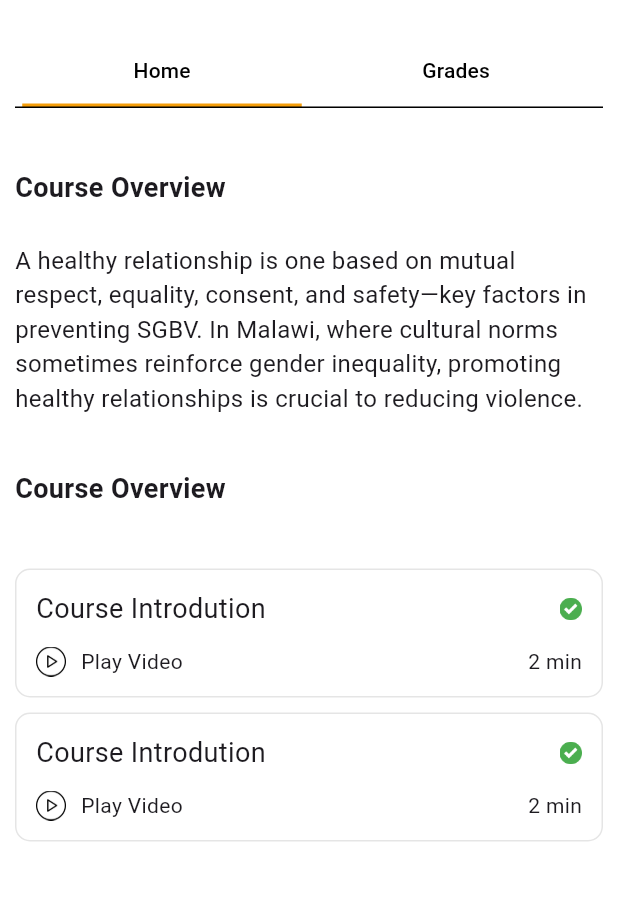
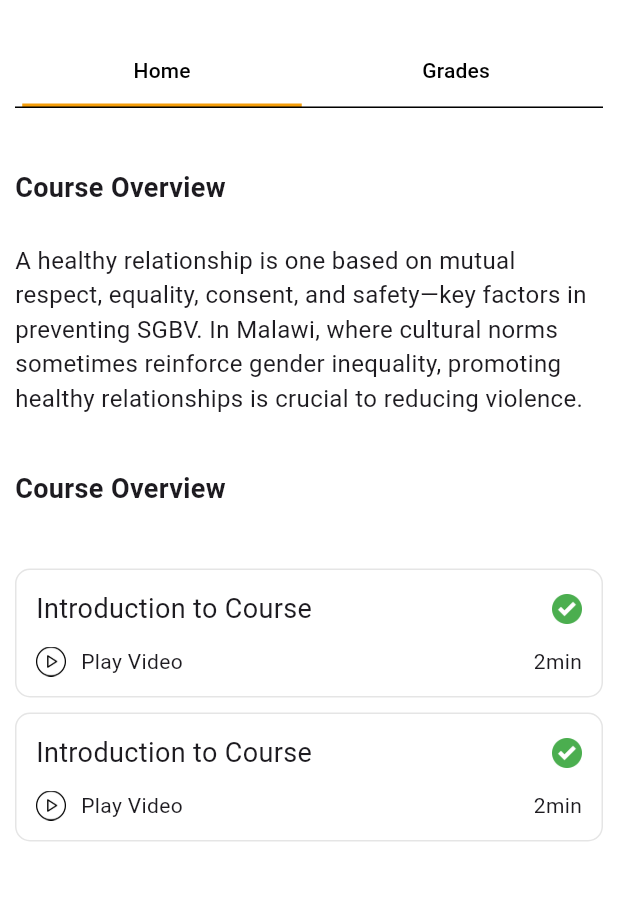
Before and after one commit to ishi265/ufuluapp, a Flutter app: the screen it shows after launch, on a phone screen of 412 x 824 dp, the part 63-964 px from its top. Run offline on Flutter 3.47's test engine with Material 3 defaults, Android fonts, the phone set to English and light mode, and no system bars; our stand-ins replace google_fonts, iconsax.

Commit message:
refined the containers now they have to be separated in context

```diff
--- a/lib/widgets/CourseOutline.dart
+++ b/lib/widgets/CourseOutline.dart
@@ -1,5 +1,6 @@
 import 'package:flutter/material.dart';
 import 'package:iconsax/iconsax.dart';
+import 'package:ufuluapp/widgets/ModuleWidget.dart';
 
 class CourseOutlineWidget extends StatelessWidget {
   const CourseOutlineWidget({
@@ -35,58 +36,12 @@ class CourseOutlineWidget extends StatelessWidget {
                   shrinkWrap: true,
                   physics: NeverScrollableScrollPhysics(),
                   itemCount: 2,
-                  itemBuilder: (context, index) => Padding(
-                        padding: const EdgeInsets.only(bottom: 10),
-                        child: Container(
-                          decoration: BoxDecoration(
-                              border: Border.all(
-                                  color: Colors.black.withOpacity(0.1)),
-                              borderRadius: BorderRadius.circular(10)),
-                          child: Padding(
-                            padding: const EdgeInsets.all(13.0),
-                            child: Column(
-                              children: [
-                                Row(
-                                  mainAxisAlignment:
-                                      MainAxisAlignment.spaceBetween,
-                                  children: [
-                                    Text(
-                                      "Course Introdution",
-                                      style: TextStyle(fontSize: 18),
-                                    ),
-                                    Image.asset(
-                                      "images/accept.png",
-                                      width: 15,
-                                    ),
-                                  ],
-                                ),
-                                SizedBox(
-                                  height: 12,
-                                ),
-                                Row(
-                                  mainAxisAlignment:
-                                      MainAxisAlignment.spaceBetween,
-                                  children: [
-                                    Row(
-                                      children: [
-                                        Image.asset(
-                                          "images/play-button.png",
-                                          width: 20,
-                                        ),
-                                        SizedBox(
-                                          width: 10,
-                                        ),
-                                        Text("Play Video"),
-                                      ],
-                                    ),
-                                    Text("2 min")
-                                  ],
-                                )
-                              ],
-                            ),
-                          ),
-                        ),
-                      ))
+                  itemBuilder: (context, index) => ModuleWidget(
+                      courseName: "Introduction to Course",
+                      imagePath: "images/play-button.png",
+                      videoDuration: "2min",
+                      imageDone: "images/accept.png",
+                      wordsAction: "Play Video")),
             ],
           ),
         )
--- /dev/null
+++ b/lib/widgets/ModuleWidget.dart
@@ -0,0 +1,67 @@
+import 'package:flutter/material.dart';
+
+class ModuleWidget extends StatelessWidget {
+  final String courseName;
+  final String imagePath;
+  final String videoDuration;
+  final String? imageDone;
+  final String wordsAction;
+
+  const ModuleWidget({
+    super.key,
+    required this.courseName,
+    required this.imagePath,
+    required this.videoDuration,
+    this.imageDone,
+    required this.wordsAction,
+  });
+
+  @override
+  Widget build(BuildContext context) {
+    return Padding(
+      padding: const EdgeInsets.only(bottom: 10),
+      child: Container(
+        decoration: BoxDecoration(
+          border: Border.all(color: Colors.black.withOpacity(0.1)),
+          borderRadius: BorderRadius.circular(10),
+        ),
+        child: Padding(
+          padding: const EdgeInsets.all(13.0),
+          child: Column(
+            children: [
+              Row(
+                mainAxisAlignment: MainAxisAlignment.spaceBetween,
+                children: [
+                  Text(courseName, style: const TextStyle(fontSize: 18)),
+                  if (imageDone != null)
+                    Image.asset(
+                      imageDone!,
+                      width: 20,
+                      errorBuilder: (_, __, ___) => const SizedBox(width: 20),
+                    ),
+                ],
+              ),
+              const SizedBox(height: 12),
+              Row(
+                mainAxisAlignment: MainAxisAlignment.spaceBetween,
+                children: [
+                  Row(
+                    children: [
+                      Image.asset(
+                        imagePath,
+                        width: 20,
+                      ),
+                      const SizedBox(width: 10),
+                      Text(wordsAction),
+                    ],
+                  ),
+                  Text(videoDuration),
+                ],
+              ),
+            ],
+          ),
+        ),
+      ),
+    );
+  }
+}
```
